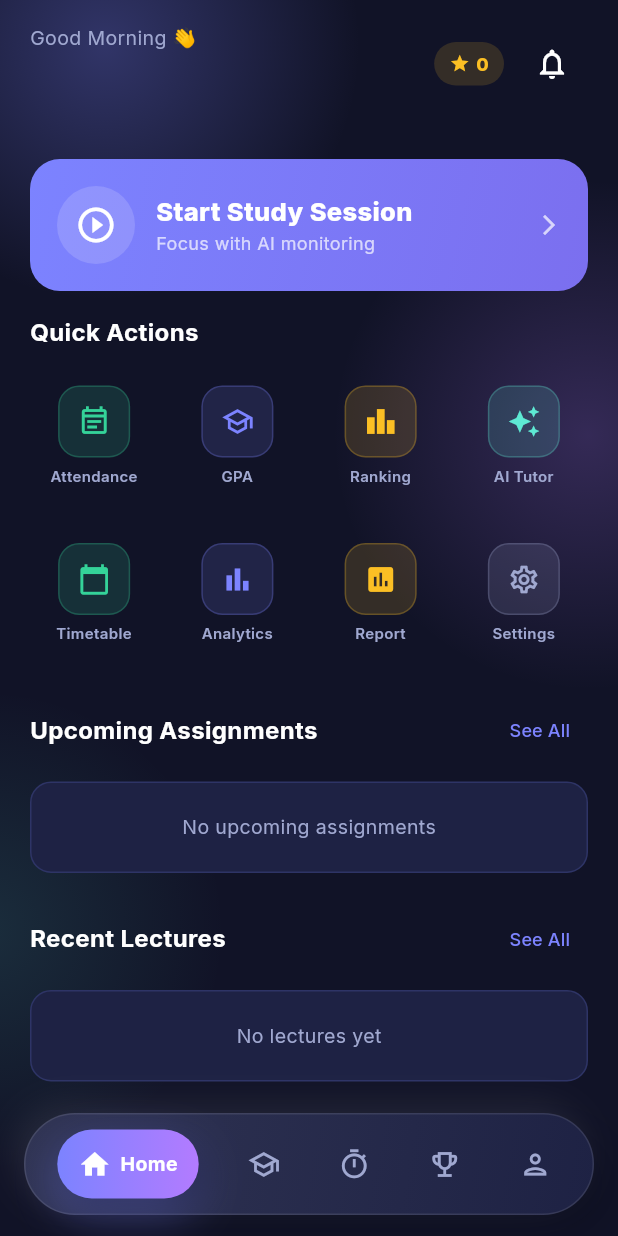
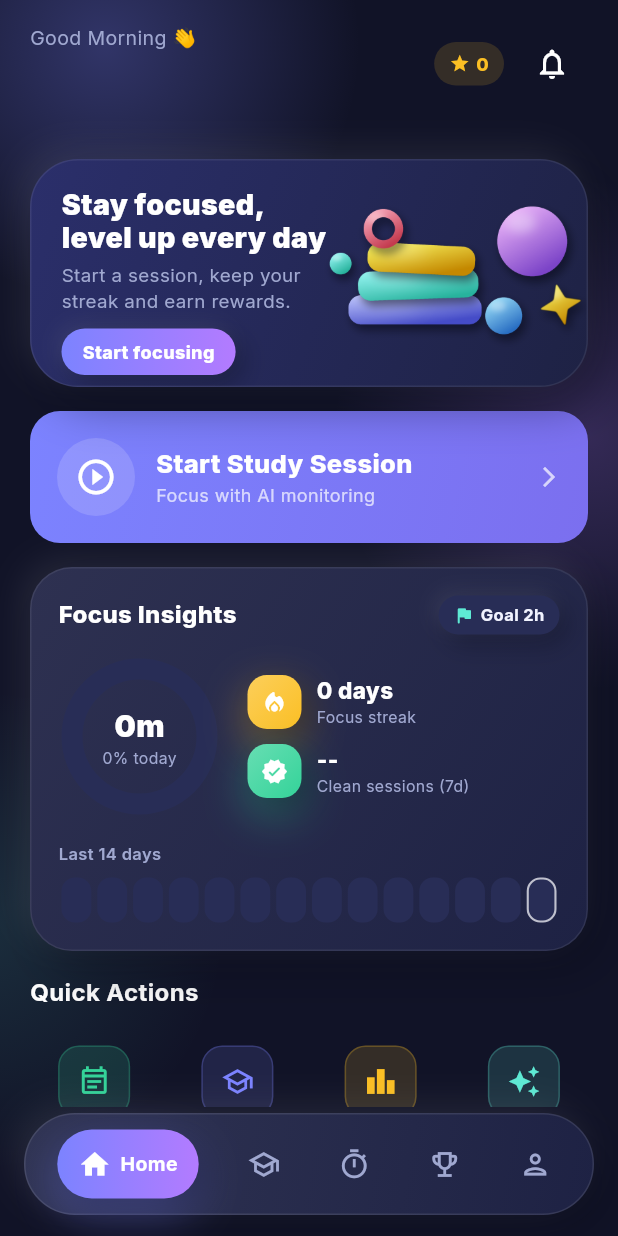
Before and after one commit to M-Tulaib-Kh/AI_StudyTool_Face_detection, a Flutter app: the screen it shows once a user with an empty profile is signed in, on a phone screen of 412 x 824 dp. Run offline on Flutter 3.47's test engine with Material 3 defaults, Android fonts, the phone set to English and light mode, and no system bars; drawn by our look-alikes of flutter_animate; our stand-ins replace camera, connectivity_plus, device_info_plus, dio, file_picker, fl_chart and 13 more; missing offline and left inert: google_mlkit_face_detection, syncfusion_flutter_pdfviewer; accounts and stored records are empty; statements that could not run were skipped.

Commit message:
feat(student): Focus Insights card - daily goal ring, 14-day heat strip, streak and clean-session score

```diff
--- a/lib/features/student/screens/student_home_screen.dart
+++ b/lib/features/student/screens/student_home_screen.dart
@@ -10,6 +10,8 @@ import '../../../providers/session_provider.dart';
 import '../../../providers/game_provider.dart';
 import '../../../data/models/models.dart';
 import '../../../shared/widgets/shimmer_loader.dart';
+import '../../../shared/widgets/hero_banner.dart';
+import '../widgets/focus_insights_card.dart';
 
 class StudentHomeScreen extends ConsumerWidget {
   const StudentHomeScreen({super.key});
@@ -95,6 +97,22 @@ class StudentHomeScreen extends ConsumerWidget {
 
           SliverToBoxAdapter(child: const SizedBox(height: 16)),
 
+          // Hero banner
+          SliverToBoxAdapter(
+            child: Padding(
+              padding: const EdgeInsets.symmetric(horizontal: 20),
+              child: HeroBanner(
+                title: 'Stay focused,\nlevel up every day',
+                subtitle: 'Start a session, keep your streak and earn rewards.',
+                asset: 'assets/images/hero_study.png',
+                actionLabel: 'Start focusing',
+                onTap: () => context.go('/student/session'),
+              ).animate().fadeIn(duration: 450.ms).slideY(begin: 0.06),
+            ),
+          ),
+
+          SliverToBoxAdapter(child: const SizedBox(height: 16)),
+
           // Study session CTA
           SliverToBoxAdapter(
             child: Padding(
@@ -102,6 +120,19 @@ class StudentHomeScreen extends ConsumerWidget {
               child: _SessionCta(onTap: () => context.go('/student/session'))
                   .animate()
                   .fadeIn(duration: 400.ms),
+            ),
+          ),
+
+          SliverToBoxAdapter(child: const SizedBox(height: 16)),
+
+          // Focus insights (daily goal ring, 14-day heat strip)
+          SliverToBoxAdapter(
+            child: Padding(
+              padding: const EdgeInsets.symmetric(horizontal: 20),
+              child: const FocusInsightsCard()
+                  .animate()
+                  .fadeIn(duration: 450.ms, delay: 80.ms)
+                  .slideY(begin: 0.06),
             ),
           ),
 
@@ -362,9 +393,9 @@ class _AssignCard extends StatelessWidget {
       child: Container(
         margin: const EdgeInsets.only(bottom: 8),
         padding: const EdgeInsets.all(14),
-        decoration: BoxDecoration(
+        decoration: BoxDecoration(boxShadow: AppShadows.clay,
           color: AppColors.darkCard,
-          borderRadius: BorderRadius.circular(14),
+          borderRadius: BorderRadius.circular(22),
           border: Border(left: BorderSide(color: urgency, width: 3)),
         ),
         child: Row(children: [
@@ -409,9 +440,9 @@ class _LectureCard extends StatelessWidget {
         child: Container(
           margin: const EdgeInsets.only(bottom: 8),
           padding: const EdgeInsets.all(14),
-          decoration: BoxDecoration(
+          decoration: BoxDecoration(boxShadow: AppShadows.clay,
               color: AppColors.darkCard,
-              borderRadius: BorderRadius.circular(14),
+              borderRadius: BorderRadius.circular(22),
               border: Border.all(color: AppColors.darkBorder)),
           child: Row(children: [
             Container(
@@ -451,9 +482,9 @@ class _EmptyCard extends StatelessWidget {
   @override
   Widget build(BuildContext context) => Container(
         padding: const EdgeInsets.all(20),
-        decoration: BoxDecoration(
+        decoration: BoxDecoration(boxShadow: AppShadows.clay,
             color: AppColors.darkCard,
-            borderRadius: BorderRadius.circular(14),
+            borderRadius: BorderRadius.circular(22),
             border: Border.all(color: AppColors.darkBorder)),
         child: Center(
             child: Text(msg,
--- /dev/null
+++ b/lib/features/student/widgets/focus_insights_card.dart
@@ -0,0 +1,320 @@
+import 'dart:math' as math;
+import 'package:flutter/material.dart';
+import 'package:flutter_riverpod/flutter_riverpod.dart';
+import 'package:shared_preferences/shared_preferences.dart';
+import '../../../core/theme/app_theme.dart';
+import '../../../data/models/models.dart';
+import '../../../providers/session_provider.dart';
+
+/// Focus Insights: today's progress ring toward a daily goal, a 14-day heat strip
+/// and a quick quality score. Uses only the student's own study sessions.
+class FocusInsightsCard extends ConsumerStatefulWidget {
+  const FocusInsightsCard({super.key});
+
+  @override
+  ConsumerState<FocusInsightsCard> createState() => _FocusInsightsCardState();
+}
+
+class _FocusInsightsCardState extends ConsumerState<FocusInsightsCard> {
+  static const _prefKey = 'daily_goal_minutes';
+  int _goalMinutes = 120;
+
+  @override
+  void initState() {
+    super.initState();
+    _loadGoal();
+  }
+
+  Future<void> _loadGoal() async {
+    try {
+      final p = await SharedPreferences.getInstance();
+      final v = p.getInt(_prefKey);
+      if (v != null && mounted) setState(() => _goalMinutes = v.clamp(15, 480));
+    } catch (_) {}
+  }
+
+  Future<void> _saveGoal(int m) async {
+    setState(() => _goalMinutes = m);
+    try {
+      final p = await SharedPreferences.getInstance();
+      await p.setInt(_prefKey, m);
+    } catch (_) {}
+  }
+
+  Future<void> _editGoal() async {
+    var temp = _goalMinutes.toDouble();
+    await showModalBottomSheet<void>(
+      context: context,
+      backgroundColor: AppColors.darkCard,
+      shape: const RoundedRectangleBorder(
+          borderRadius: BorderRadius.vertical(top: Radius.circular(32))),
+      builder: (ctx) => StatefulBuilder(
+        builder: (ctx, setSheet) => Padding(
+          padding: const EdgeInsets.fromLTRB(24, 24, 24, 32),
+          child: Column(mainAxisSize: MainAxisSize.min, children: [
+            const Text('Daily focus goal',
+                style: TextStyle(color: Colors.white, fontSize: 18, fontWeight: FontWeight.w800)),
+            const SizedBox(height: 6),
+            Text(_fmt(temp.round()),
+                style: const TextStyle(
+                    color: AppColors.primary, fontSize: 30, fontWeight: FontWeight.w900)),
+            Slider(
+              value: temp,
+              min: 15,
+              max: 480,
+              divisions: 31,
+              onChanged: (v) => setSheet(() => temp = v),
+            ),
+            const SizedBox(height: 8),
+            AppButtonLike(
+              label: 'Save goal',
+              onTap: () {
+                _saveGoal(temp.round());
+                Navigator.pop(ctx);
+              },
+            ),
+          ]),
+        ),
+      ),
+    );
+  }
+
+  static String _fmt(int minutes) {
+    if (minutes < 60) return '${minutes}m';
+    final h = minutes ~/ 60;
+    final m = minutes % 60;
+    return m == 0 ? '${h}h' : '${h}h ${m}m';
+  }
+
+  @override
+  Widget build(BuildContext context) {
+    final sessions = ref.watch(sessionProvider).sessions;
+    final now = DateTime.now();
+    final today = DateTime(now.year, now.month, now.day);
+
+    // minutes per day for the last 14 days (oldest first)
+    final days = List.generate(14, (i) => today.subtract(Duration(days: 13 - i)));
+    final minutes = <DateTime, int>{for (final d in days) d: 0};
+    var valid7 = 0, total7 = 0;
+    for (final s in sessions) {
+      final d = DateTime(s.startedAt.year, s.startedAt.month, s.startedAt.day);
+      if (s.validSession && minutes.containsKey(d)) {
+        minutes[d] = minutes[d]! + s.elapsedSeconds ~/ 60;
+      }
+      if (now.difference(s.startedAt).inDays < 7 && s.status != SessionStatus.active) {
+        total7++;
+        if (s.validSession && s.violations <= 2) valid7++;
+      }
+    }
+
+    final todayMin = minutes[today] ?? 0;
+    final progress = (todayMin / _goalMinutes).clamp(0.0, 1.0);
+    final maxDay = minutes.values.fold<int>(0, math.max);
+    final quality = total7 == 0 ? null : (valid7 * 100 / total7).round();
+    final streak = _currentStreak(days.reversed.toList(), minutes);
+
+    return ClayCard(
+      padding: const EdgeInsets.all(18),
+      child: Column(crossAxisAlignment: CrossAxisAlignment.start, children: [
+        Row(children: [
+          const Text('Focus Insights',
+              style: TextStyle(color: Colors.white, fontSize: 16, fontWeight: FontWeight.w800)),
+          const Spacer(),
+          GestureDetector(
+            onTap: _editGoal,
+            child: Container(
+              padding: const EdgeInsets.symmetric(horizontal: 10, vertical: 5),
+              decoration: BoxDecoration(
+                color: AppColors.darkSecondary,
+                borderRadius: BorderRadius.circular(16),
+                boxShadow: AppShadows.claySmall,
+              ),
+              child: Row(mainAxisSize: MainAxisSize.min, children: [
+                const Icon(Icons.flag_rounded, size: 14, color: AppColors.accent),
+                const SizedBox(width: 4),
+                Text('Goal ${_fmt(_goalMinutes)}',
+                    style: const TextStyle(
+                        color: AppColors.darkForeground, fontSize: 11, fontWeight: FontWeight.w700)),
+              ]),
+            ),
+          ),
+        ]),
+        const SizedBox(height: 14),
+        Row(children: [
+          SizedBox(
+            width: 108,
+            height: 108,
+            child: TweenAnimationBuilder<double>(
+              tween: Tween(begin: 0, end: progress),
+              duration: const Duration(milliseconds: 900),
+              curve: Curves.easeOutCubic,
+              builder: (_, v, __) => CustomPaint(
+                painter: _RingPainter(v),
+                child: Center(
+                  child: Column(mainAxisSize: MainAxisSize.min, children: [
+                    Text(_fmt(todayMin),
+                        style: const TextStyle(
+                            color: Colors.white, fontSize: 20, fontWeight: FontWeight.w900)),
+                    Text('${(v * 100).round()}% today',
+                        style: const TextStyle(color: AppColors.darkMuted, fontSize: 10.5)),
+                  ]),
+                ),
+              ),
+            ),
+          ),
+          const SizedBox(width: 18),
+          Expanded(
+            child: Column(crossAxisAlignment: CrossAxisAlignment.start, children: [
+              _Stat(Icons.local_fire_department_rounded, AppColors.warning,
+                  '$streak day${streak == 1 ? '' : 's'}', 'Focus streak'),
+              const SizedBox(height: 10),
+              _Stat(Icons.verified_rounded, AppColors.success,
+                  quality == null ? '--' : '$quality%', 'Clean sessions (7d)'),
+            ]),
+          ),
+        ]),
+        const SizedBox(height: 16),
+        const Text('Last 14 days',
+            style: TextStyle(color: AppColors.darkMuted, fontSize: 11, fontWeight: FontWeight.w600)),
+        const SizedBox(height: 8),
+        Row(
+          children: [
+            for (final d in days)
+              Expanded(
+                child: Padding(
+                  padding: const EdgeInsets.symmetric(horizontal: 2),
+                  child: _Cell(minutes: minutes[d]!, max: maxDay, isToday: d == today),
+                ),
+              ),
+          ],
+        ),
+      ]),
+    );
+  }
+
+  /// Consecutive days (ending today, or yesterday if today has none yet) with focus time.
+  int _currentStreak(List<DateTime> newestFirst, Map<DateTime, int> minutes) {
+    var streak = 0;
+    for (var i = 0; i < newestFirst.length; i++) {
+      final has = (minutes[newestFirst[i]] ?? 0) > 0;
+      if (has) {
+        streak++;
+      } else if (i == 0) {
+        continue; // today may not have started yet
+      } else {
+        break;
+      }
+    }
+    return streak;
+  }
+}
+
+class _Stat extends StatelessWidget {
+  final IconData icon;
+  final Color color;
+  final String value;
+  final String label;
+  const _Stat(this.icon, this.color, this.value, this.label);
+
+  @override
+  Widget build(BuildContext context) {
+    return Row(children: [
+      ClayIconBubble(icon: icon, color: color, size: 36),
+      const SizedBox(width: 10),
+      Expanded(
+        child: Column(crossAxisAlignment: CrossAxisAlignment.start, children: [
+          Text(value,
+              style: const TextStyle(color: Colors.white, fontSize: 15, fontWeight: FontWeight.w800)),
+          Text(label,
+              maxLines: 1,
+              overflow: TextOverflow.ellipsis,
+              style: const TextStyle(color: AppColors.darkMuted, fontSize: 10.5)),
+        ]),
+      ),
+    ]);
+  }
+}
+
+class _Cell extends StatelessWidget {
+  final int minutes;
+  final int max;
+  final bool isToday;
+  const _Cell({required this.minutes, required this.max, required this.isToday});
+
+  @override
+  Widget build(BuildContext context) {
+    final t = max == 0 ? 0.0 : (minutes / max).clamp(0.0, 1.0);
+    final color = minutes == 0
+        ? AppColors.darkSecondary
+        : Color.lerp(AppColors.primary.withValues(alpha: 0.45), AppColors.accent, t)!;
+    return Tooltip(
+      message: '$minutes min',
+      child: Container(
+        height: 30,
+        decoration: BoxDecoration(
+          color: color,
+          borderRadius: BorderRadius.circular(9),
+          border: isToday ? Border.all(color: Colors.white70, width: 1.4) : null,
+          boxShadow: minutes == 0 ? null : AppShadows.claySmall,
+        ),
+      ),
+    );
+  }
+}
+
+class _RingPainter extends CustomPainter {
+  final double progress;
+  _RingPainter(this.progress);
+
+  @override
+  void paint(Canvas canvas, Size size) {
+    final c = size.center(Offset.zero);
+    final r = size.width / 2 - 9;
+    final track = Paint()
+      ..style = PaintingStyle.stroke
+      ..strokeWidth = 14
+      ..strokeCap = StrokeCap.round
+      ..color = AppColors.darkSecondary;
+    canvas.drawCircle(c, r, track);
+    if (progress <= 0) return;
+    final rect = Rect.fromCircle(center: c, radius: r);
+    final arc = Paint()
+      ..style = PaintingStyle.stroke
+      ..strokeWidth = 14
+      ..strokeCap = StrokeCap.round
+      ..shader = const SweepGradient(
+        startAngle: -math.pi / 2,
+        endAngle: 3 * math.pi / 2,
+        colors: [AppColors.primary, AppColors.gradientEnd, AppColors.accent],
+      ).createShader(rect);
+    canvas.drawArc(rect, -math.pi / 2, 2 * math.pi * progress, false, arc);
+  }
+
+  @override
+  bool shouldRepaint(covariant _RingPainter old) => old.progress != progress;
+}
+
+/// Small local button used in the goal sheet (keeps this widget self-contained).
+class AppButtonLike extends StatelessWidget {
+  final String label;
+  final VoidCallback onTap;
+  const AppButtonLike({super.key, required this.label, required this.onTap});
+
+  @override
+  Widget build(BuildContext context) {
+    return GestureDetector(
+      onTap: onTap,
+      child: Container(
+        height: 50,
+        alignment: Alignment.center,
+        decoration: BoxDecoration(
+          borderRadius: BorderRadius.circular(25),
+          gradient: const LinearGradient(colors: AppColors.gradientColors),
+          boxShadow: AppShadows.glow(AppColors.primary),
+        ),
+        child: Text(label,
+            style: const TextStyle(color: Colors.white, fontSize: 15, fontWeight: FontWeight.w800)),
+      ),
+    );
+  }
+}
```
